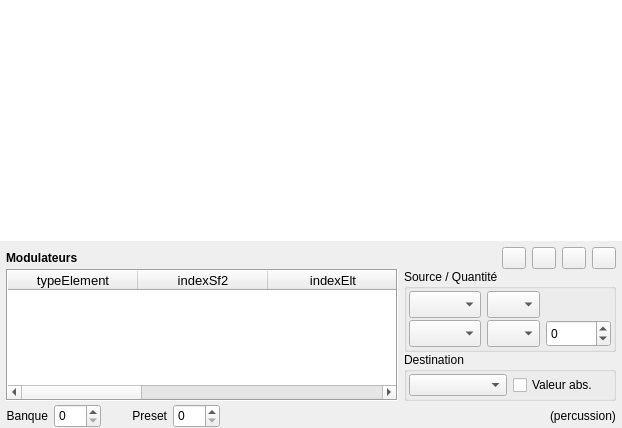
Old version of the form sources/editor/pageprst.ui in the repository davy7125/polyphone.
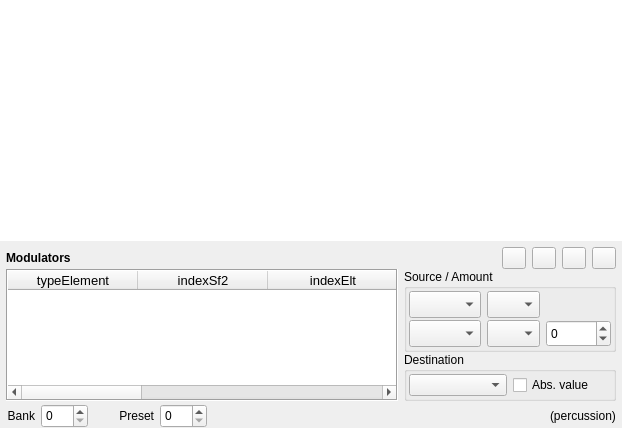
New version of the form. Icons and pictures are not drawn. Custom widgets are drawn as their Qt base class.

Patch:
```diff
--- a/sources/editor/pageprst.ui
+++ b/sources/editor/pageprst.ui
@@ -120,7 +120,7 @@
              </font>
             </property>
             <property name="text">
-             <string>Modulateurs</string>
+             <string>Modulators</string>
             </property>
            </widget>
           </item>
@@ -388,7 +388,7 @@
              </sizepolicy>
             </property>
             <property name="title">
-             <string>Source / Quantité</string>
+             <string>Source / Amount</string>
             </property>
             <layout class="QGridLayout" name="gridLayout_2">
              <property name="leftMargin">
@@ -562,7 +562,7 @@
                 </sizepolicy>
                </property>
                <property name="text">
-                <string>Valeur abs.</string>
+                <string>Abs. value</string>
                </property>
               </widget>
              </item>
@@ -638,7 +638,7 @@
          </size>
         </property>
         <property name="text">
-         <string>Banque</string>
+         <string>Bank</string>
         </property>
         <property name="alignment">
          <set>Qt::AlignRight|Qt::AlignTrailing|Qt::AlignVCenter</set>
```
Left out of the diff: 10 changed lines with no effect on the pictures.
